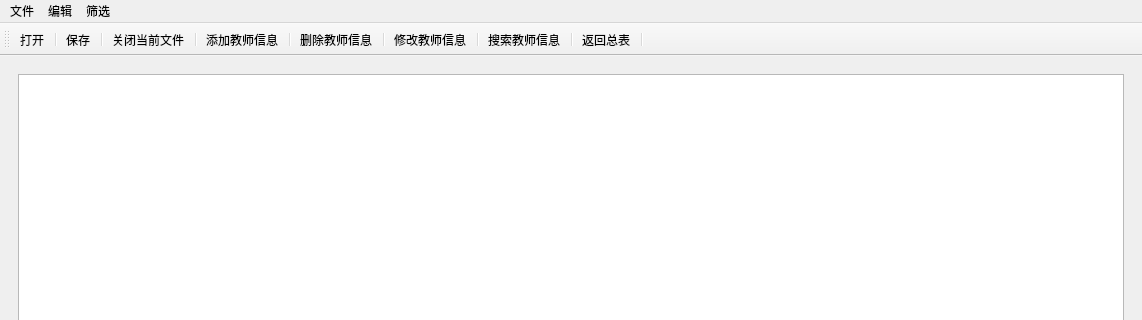
This is mainwindow.ui in PLlee3694/QtProject as Qt 5 draws it before an edit; both pictures show x 0 to 1142 and y 0 to 320 of the 1142 by 748 pixel window. The edited form follows.
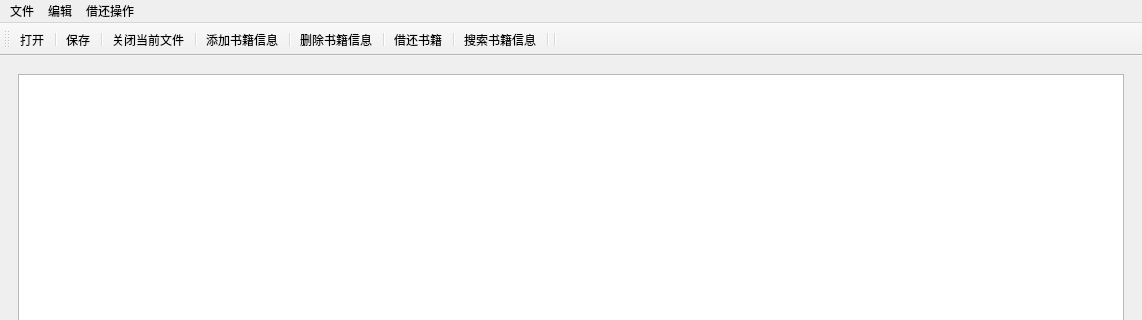
This is the edited form.

Patch:
```diff
--- a/mainwindow.ui
+++ b/mainwindow.ui
@@ -38,41 +38,13 @@
     </item>
    </layout>
   </widget>
-  <widget class="QStatusBar" name="statusbar"/>
-  <widget class="QToolBar" name="toolBar">
-   <property name="windowTitle">
-    <string>toolBar</string>
-   </property>
-   <attribute name="toolBarArea">
-    <enum>TopToolBarArea</enum>
-   </attribute>
-   <attribute name="toolBarBreak">
-    <bool>false</bool>
-   </attribute>
-   <addaction name="actionopen"/>
-   <addaction name="separator"/>
-   <addaction name="actionsave"/>
-   <addaction name="separator"/>
-   <addaction name="actionclose"/>
-   <addaction name="separator"/>
-   <addaction name="actionadd"/>
-   <addaction name="separator"/>
-   <addaction name="actiondelet"/>
-   <addaction name="separator"/>
-   <addaction name="actionchange"/>
-   <addaction name="separator"/>
-   <addaction name="actionfind"/>
-   <addaction name="separator"/>
-   <addaction name="actionreturntotheindex0"/>
-   <addaction name="separator"/>
-  </widget>
   <widget class="QMenuBar" name="menubar">
    <property name="geometry">
     <rect>
      <x>0</x>
      <y>0</y>
      <width>1142</width>
-     <height>21</height>
+     <height>19</height>
     </rect>
    </property>
    <widget class="QMenu" name="File_Menu">
@@ -101,7 +73,7 @@
    </widget>
    <widget class="QMenu" name="menu_2">
     <property name="title">
-     <string>筛选</string>
+     <string>借还操作</string>
     </property>
     <addaction name="actionscreeninposition"/>
     <addaction name="actionscreeningender"/>
@@ -113,14 +85,44 @@
    <addaction name="Edit_Menu"/>
    <addaction name="menu_2"/>
   </widget>
+  <widget class="QStatusBar" name="statusbar"/>
+  <widget class="QToolBar" name="toolBar">
+   <property name="windowTitle">
+    <string>toolBar</string>
+   </property>
+   <attribute name="toolBarArea">
+    <enum>TopToolBarArea</enum>
+   </attribute>
+   <attribute name="toolBarBreak">
+    <bool>false</bool>
+   </attribute>
+   <addaction name="actionopen"/>
+   <addaction name="separator"/>
+   <addaction name="actionsave"/>
+   <addaction name="separator"/>
+   <addaction name="actionclose"/>
+   <addaction name="separator"/>
+   <addaction name="actionadd"/>
+   <addaction name="separator"/>
+   <addaction name="actiondelet"/>
+   <addaction name="separator"/>
+   <addaction name="actionchange"/>
+   <addaction name="separator"/>
+   <addaction name="actionfind"/>
+   <addaction name="separator"/>
+   <addaction name="separator"/>
+  </widget>
   <action name="actionadd">
    <property name="text">
-    <string>添加教师信息</string>
+    <string>添加书籍信息</string>
+   </property>
+   <property name="iconText">
+    <string>添加书籍信息</string>
    </property>
   </action>
   <action name="actiondelet">
    <property name="text">
-    <string>删除教师信息</string>
+    <string>删除书籍信息</string>
    </property>
   </action>
   <action name="actionnew">
@@ -145,7 +147,10 @@
   </action>
   <action name="actionchange">
    <property name="text">
-    <string>修改教师信息</string>
+    <string>借还书籍</string>
+   </property>
+   <property name="iconText">
+    <string>借还书籍</string>
    </property>
   </action>
   <action name="actionlogout">
@@ -167,10 +172,8 @@
    <property name="text">
     <string>按职称筛选</string>
    </property>
-  </action>
-  <action name="actionreturntotheindex0">
-   <property name="text">
-    <string>返回总表</string>
+   <property name="toolTip">
+    <string>书名还书</string>
    </property>
   </action>
   <action name="actionscreeningender">
@@ -190,7 +193,7 @@
   </action>
   <action name="actionfind">
    <property name="text">
-    <string>搜索教师信息</string>
+    <string>搜索书籍信息</string>
    </property>
   </action>
  </widget>
```
Left out of the diff: 15 changed lines with no effect on the pictures.
